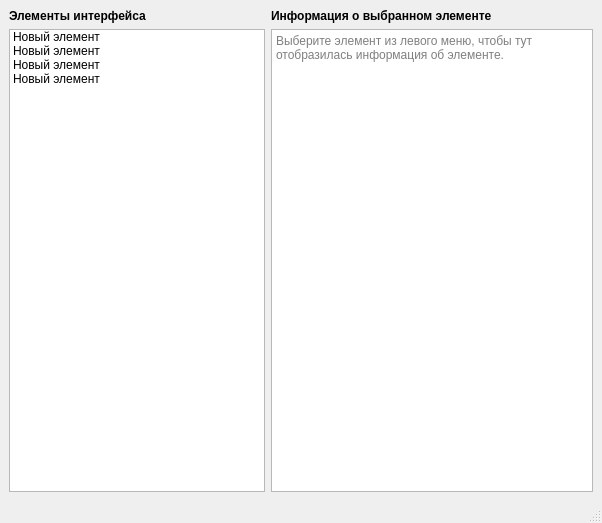
Old version of the form ui/reference.ui in the repository dalbsyn/cursovoi-project-1.
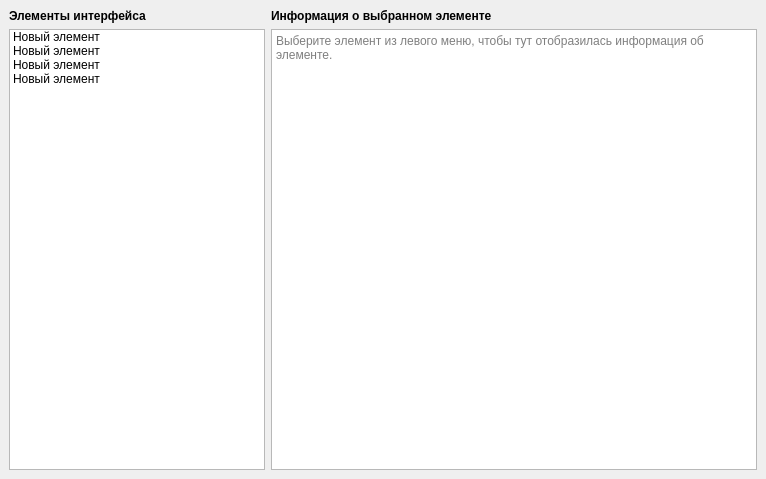
New version of the form.

Commit message: Исправление интерфейса. - Общее: убраны статус-бары (нет причин для их наличия), исправлен   порядок переключения.

```diff
--- a/ui/reference.ui
+++ b/ui/reference.ui
@@ -6,8 +6,8 @@
    <rect>
     <x>0</x>
     <y>0</y>
-    <width>602</width>
-    <height>523</height>
+    <width>766</width>
+    <height>479</height>
    </rect>
   </property>
   <property name="windowTitle">
@@ -80,7 +80,6 @@
     </item>
    </layout>
   </widget>
-  <widget class="QStatusBar" name="statusbar"/>
  </widget>
  <resources/>
  <connections/>
```
Left out of the diff: 4 changed lines with no effect on the pictures. The commit also changes 2 other files.
